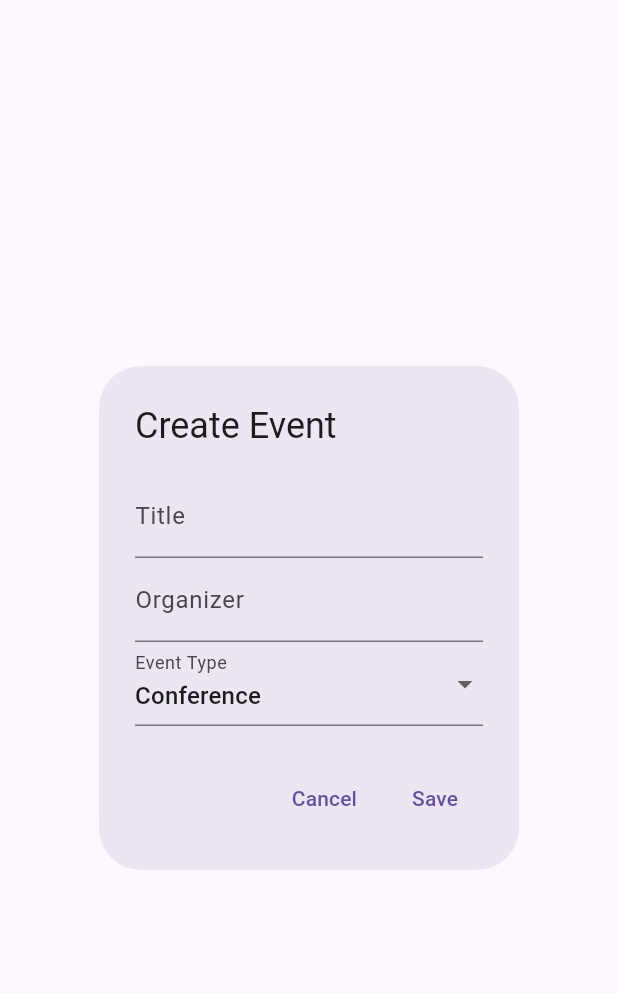
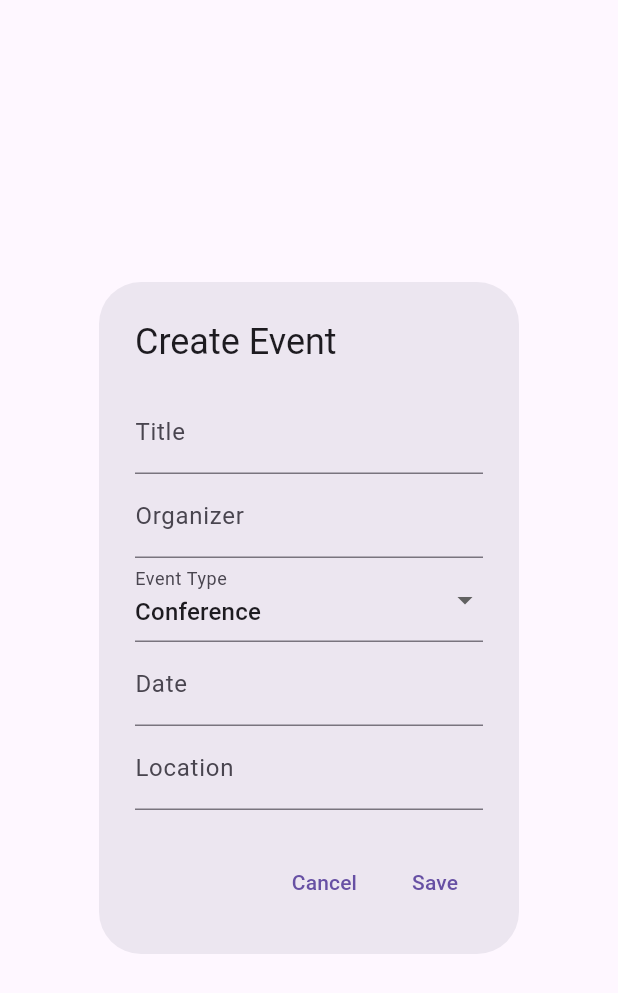
Before and after one commit to dotslashbin/pandahub_events_app, a Flutter app: the EventForm widget shown alone on an empty page, opened directly with empty values, on a phone screen of 412 x 824 dp. Shown: the top 993 px of the screen. Run offline on Flutter 3.47's test engine with Material 3 defaults, Android fonts, the phone set to English and light mode, and no system bars; network calls fail.

Commit message:
added form fields for the added properties

```diff
--- a/lib/presentation/event_form.dart
+++ b/lib/presentation/event_form.dart
@@ -14,17 +14,19 @@ class EventForm extends StatefulWidget {
 class _EventFormState extends State<EventForm> {
   final _formKey = GlobalKey<FormState>();
   late String title;
-  // late String date;
+  late String date;
   late String organizer;
   late String eventType;
+  late String location;
 
   @override
   void initState() {
     super.initState();
     title = widget.event?.title ?? '';
-    // date = widget.event?.date ?? '';
+    date = widget.event?.date ?? '';
     organizer = widget.event?.organizer ?? '';
     eventType = widget.event?.eventType ?? 'Conference';
+    location = widget.event?.location ?? '';
   }
 
   @override
@@ -42,12 +44,6 @@ class _EventFormState extends State<EventForm> {
               onSaved: (value) => title = value!,
               validator: (value) => value!.isEmpty ? 'Please enter title' : null,
             ),
-            // TextFormField(
-            //   initialValue: date,
-            //   decoration: InputDecoration(labelText: 'Date'),
-            //   onSaved: (value) => date = value!,
-            //   validator: (value) => value!.isEmpty ? 'Please enter date' : null,
-            // ),
             TextFormField(
               initialValue: organizer,
               decoration: InputDecoration(labelText: 'Organizer'),
@@ -55,13 +51,25 @@ class _EventFormState extends State<EventForm> {
               validator: (value) => value!.isEmpty ? 'Please enter organizer' : null,
             ),
             DropdownButtonFormField<String>(
-              value: eventType,
+              value:eventType,
               items: ['Conference', 'Workshop', 'Seminar']
                   .map((e) => DropdownMenuItem(value: e, child: Text(e)))
                   .toList(),
               onChanged: (value) => setState(() => eventType = value!),
               onSaved: (value) => eventType = value!,
               decoration: InputDecoration(labelText: 'Event Type'),
+            ),
+            TextFormField(
+              initialValue: date,
+              decoration: InputDecoration(labelText: 'Date'),
+              onSaved: (value) => date = value!,
+              validator: (value) => value!.isEmpty ? 'Please enter date' : null,
+            ),
+            TextFormField(
+              initialValue: location,
+              decoration: InputDecoration(labelText: 'Location'),
+              onSaved: (value) => location = value!,
+              validator: (value) => value!.isEmpty ? 'Please enter Location' : null,
             ),
           ],
         ),
@@ -81,6 +89,8 @@ class _EventFormState extends State<EventForm> {
                 description: 'this is description',
                 organizer: organizer,
                 eventType: eventType,
+                date: date,
+                location: location
               ));
               Navigator.of(context).pop();
             }
```
